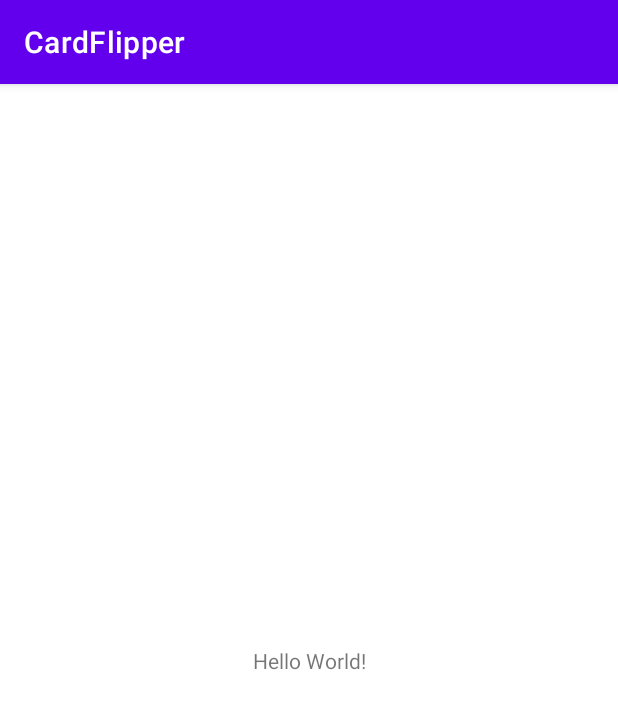
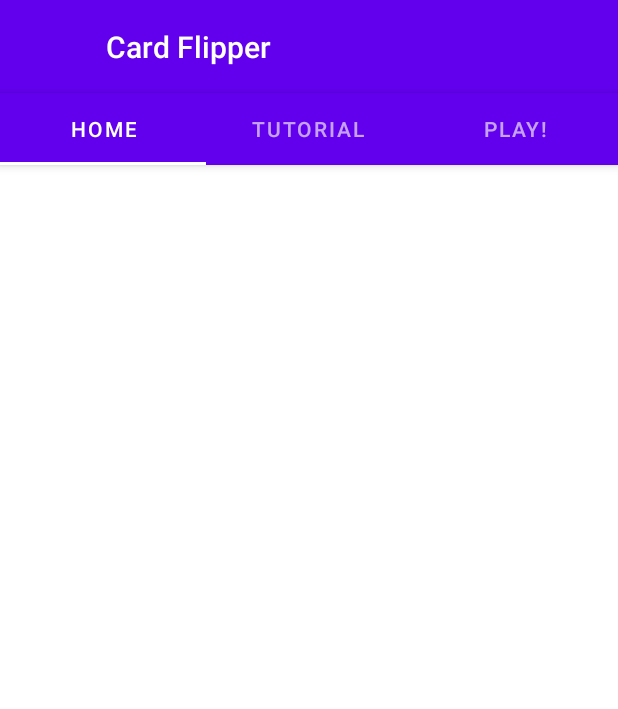
Before and after one commit to Memeapie/CardFlipper, an Android app: the screen it shows after launch (MainActivity before the commit, ActivityBar after it), on a phone screen of 412 x 824 dp. Shown: the top 709 px of the screen. Run offline under Robolectric (Android 15) with nearby library versions, the phone set to English and light mode, and no system bars.

Commit message:
Built Navigation Tree

```diff
--- a/app/build.gradle
+++ b/app/build.gradle
@@ -33,6 +33,8 @@ dependencies {
     implementation 'androidx.appcompat:appcompat:1.2.0'
     implementation 'com.google.android.material:material:1.3.0'
     implementation 'androidx.constraintlayout:constraintlayout:2.0.4'
+    implementation 'androidx.lifecycle:lifecycle-livedata-ktx:2.2.0'
+    implementation 'androidx.lifecycle:lifecycle-viewmodel-ktx:2.2.0'
     testImplementation 'junit:junit:4.+'
     androidTestImplementation 'androidx.test.ext:junit:1.1.2'
     androidTestImplementation 'androidx.test.espresso:espresso-core:3.3.0'
--- a/app/src/main/AndroidManifest.xml
+++ b/app/src/main/AndroidManifest.xml
@@ -9,7 +9,11 @@
         android:roundIcon="@mipmap/ic_launcher_round"
         android:supportsRtl="true"
         android:theme="@style/Theme.CardFlipper">
-        <activity android:name=".MainActivity">
+        <activity
+            android:name=".Main.ActivityBar"
+            android:label="@string/app_name"
+            android:theme="@style/Theme.CardFlipper.NoActionBar" />
+        <activity android:name=".Main.SplashScreen">
             <intent-filter>
                 <action android:name="android.intent.action.MAIN" />
 
--- /dev/null
+++ b/app/src/main/java/com/sam/cardflipper/Fragments/Home.java
@@ -0,0 +1,20 @@
+package com.sam.cardflipper.Fragments;
+
+import androidx.fragment.app.Fragment;
+import android.os.Bundle;
+import android.view.LayoutInflater;
+import android.view.View;
+import android.view.ViewGroup;
+import com.sam.cardflipper.R;
+
+public class Home extends Fragment {
+
+    @Override
+    public View onCreateView(LayoutInflater inflater, ViewGroup container,
+                             Bundle savedInstanceState) {
+
+        final View view = inflater.inflate(R.layout.fragment_home, container, false);
+
+        return view;
+    }
+}
--- /dev/null
+++ b/app/src/main/java/com/sam/cardflipper/Fragments/Tutorial.java
@@ -0,0 +1,20 @@
+package com.sam.cardflipper.Fragments;
+
+import androidx.fragment.app.Fragment;
+import android.os.Bundle;
+import android.view.LayoutInflater;
+import android.view.View;
+import android.view.ViewGroup;
+import com.sam.cardflipper.R;
+
+public class Tutorial extends Fragment {
+
+    @Override
+    public View onCreateView(LayoutInflater inflater, ViewGroup container,
+                             Bundle savedInstanceState) {
+
+        final View view = inflater.inflate(R.layout.fragment_tutorial, container, false);
+
+        return view;
+    }
+}
--- /dev/null
+++ b/app/src/main/java/com/sam/cardflipper/Main/ActivityBar.java
@@ -0,0 +1,25 @@
+package com.sam.cardflipper.Main;
+
+import android.os.Bundle;
+
+import com.google.android.material.floatingactionbutton.FloatingActionButton;
+import com.google.android.material.tabs.TabLayout;
+
+import androidx.viewpager.widget.ViewPager;
+import androidx.appcompat.app.AppCompatActivity;
+
+import com.sam.cardflipper.R;
+
+public class ActivityBar extends AppCompatActivity {
+
+    @Override
+    protected void onCreate(Bundle savedInstanceState) {
+        super.onCreate(savedInstanceState);
+        setContentView(R.layout.activity_bar);
+        SectionsPagerAdapter sectionsPagerAdapter = new SectionsPagerAdapter(this, getSupportFragmentManager());
+        ViewPager viewPager = findViewById(R.id.view_pager);
+        viewPager.setAdapter(sectionsPagerAdapter);
+        TabLayout tabs = findViewById(R.id.tabs);
+        tabs.setupWithViewPager(viewPager);
+    }
+}
--- /dev/null
+++ b/app/src/main/java/com/sam/cardflipper/Main/SectionsPagerAdapter.java
@@ -0,0 +1,49 @@
+package com.sam.cardflipper.Main;
+
+import android.content.Context;
+
+import androidx.annotation.Nullable;
+import androidx.annotation.StringRes;
+import androidx.fragment.app.Fragment;
+import androidx.fragment.app.FragmentManager;
+import androidx.fragment.app.FragmentPagerAdapter;
+
+import com.sam.cardflipper.Fragments.Game;
+import com.sam.cardflipper.Fragments.Home;
+import com.sam.cardflipper.Fragments.Tutorial;
+import com.sam.cardflipper.R;
+
+public class SectionsPagerAdapter extends FragmentPagerAdapter {
+
+    @StringRes
+    private static final int[] TAB_TITLES = new int[]{R.string.tab_text_1, R.string.tab_text_2, R.string.tab_text_3};
+    private final Context mContext;
+
+    public SectionsPagerAdapter(Context context, FragmentManager fm) {
+        super(fm);
+        mContext = context;
+    }
+
+    @Override
+    public Fragment getItem(int position) {
+        switch (position) {
+            case 1:
+                return new Tutorial();
+            case 2:
+                return new Game();
+            default:
+                return new Home();
+        }
+    }
+
+    @Nullable
+    @Override
+    public CharSequence getPageTitle(int position) {
+        return mContext.getResources().getString(TAB_TITLES[position]);
+    }
+
+    @Override
+    public int getCount() {
+        return TAB_TITLES.length;
+    }
+}
--- /dev/null
+++ b/app/src/main/java/com/sam/cardflipper/Main/SplashScreen.java
@@ -0,0 +1,30 @@
+package com.sam.cardflipper.Main;
+
+import androidx.appcompat.app.AppCompatActivity;
+
+import android.content.Intent;
+import android.os.Bundle;
+
+import com.sam.cardflipper.R;
+
+import java.util.Timer;
+import java.util.TimerTask;
+
+public class SplashScreen extends AppCompatActivity {
+
+    @Override
+    protected void onCreate(Bundle savedInstanceState) {
+        super.onCreate(savedInstanceState);
+        setContentView(R.layout.splash_screen);
+
+        TimerTask task = new TimerTask() {
+            @Override
+            public void run() {
+                startActivity(new Intent(SplashScreen.this, ActivityBar.class));
+            }
+        };
+
+        Timer opening = new Timer();
+        opening.schedule(task, 2000);
+    }
+}
--- a/app/src/main/java/com/sam/cardflipper/MainActivity.java
+++ /dev/null
@@ -1,14 +0,0 @@
-package com.sam.cardflipper;
-
-import androidx.appcompat.app.AppCompatActivity;
-
-import android.os.Bundle;
-
-public class MainActivity extends AppCompatActivity {
-
-    @Override
-    protected void onCreate(Bundle savedInstanceState) {
-        super.onCreate(savedInstanceState);
-        setContentView(R.layout.activity_main);
-    }
-}
--- /dev/null
+++ b/app/src/main/res/layout/activity_bar.xml
@@ -0,0 +1,78 @@
+<?xml version="1.0" encoding="utf-8"?>
+<androidx.coordinatorlayout.widget.CoordinatorLayout xmlns:android="http://schemas.android.com/apk/res/android"
+    xmlns:app="http://schemas.android.com/apk/res-auto"
+    xmlns:tools="http://schemas.android.com/tools"
+    android:layout_width="match_parent"
+    android:layout_height="match_parent"
+    tools:context=".Main.ActivityBar">
+
+    <androidx.constraintlayout.widget.ConstraintLayout
+        android:layout_width="match_parent"
+        android:layout_height="match_parent">
+
+        <ImageView
+            android:id="@+id/imageView"
+            android:layout_width="42dp"
+            android:layout_height="42dp"
+            android:layout_marginStart="8dp"
+            android:layout_marginTop="10dp"
+            android:background="#673AB7"
+            android:contentDescription="@string/app_name"
+            app:layout_constraintStart_toStartOf="parent"
+            app:layout_constraintTop_toTopOf="parent"
+            app:srcCompat="@drawable/ic_launcher_background" />
+
+        <TextView
+            android:id="@+id/backfill"
+            android:layout_width="61dp"
+            android:layout_height="68dp"
+            android:background="@color/purple_500"
+            android:contentDescription="@string/app_name"
+            app:layout_constraintStart_toStartOf="parent"
+            app:layout_constraintTop_toTopOf="parent" />
+
+        <TextView
+            android:id="@+id/title"
+            android:layout_width="357dp"
+            android:layout_height="62dp"
+            android:background="@color/purple_500"
+            android:gravity="center"
+            android:minHeight="?actionBarSize"
+            android:padding="@dimen/appbar_padding"
+            android:text="@string/app_name"
+            android:textAlignment="viewStart"
+            android:textAppearance="@style/TextAppearance.Widget.AppCompat.Toolbar.Title"
+            android:textColor="#FFFFFF"
+            app:layout_constraintEnd_toEndOf="parent"
+            app:layout_constraintTop_toTopOf="parent" />
+
+        <com.google.android.material.appbar.AppBarLayout
+            android:id="@+id/appBarLayout"
+            android:layout_width="match_parent"
+            android:layout_height="wrap_content"
+            android:theme="@style/Theme.CardFlipper.AppBarOverlay"
+            app:layout_constraintTop_toBottomOf="@+id/title">
+
+            <com.google.android.material.tabs.TabLayout
+                android:id="@+id/tabs"
+                android:layout_width="match_parent"
+                android:layout_height="wrap_content"
+                android:background="?attr/colorPrimary"
+                app:tabIndicatorColor="#FFFFFF"
+                app:tabSelectedTextColor="#FFFFFF"
+                app:tabTextColor="#A3FFFFFF" />
+        </com.google.android.material.appbar.AppBarLayout>
+
+        <androidx.viewpager.widget.ViewPager
+            android:id="@+id/view_pager"
+            android:layout_width="412dp"
+            android:layout_height="714dp"
+            app:layout_behavior="@string/appbar_scrolling_view_behavior"
+            app:layout_constraintStart_toStartOf="parent"
+            app:layout_constraintTop_toBottomOf="@+id/appBarLayout">
+
+        </androidx.viewpager.widget.ViewPager>
+
+    </androidx.constraintlayout.widget.ConstraintLayout>
+
+</androidx.coordinatorlayout.widget.CoordinatorLayout>
--- a/app/src/main/res/layout/activity_main.xml
+++ b/app/src/main/res/layout/fragment_game.xml
@@ -4,15 +4,6 @@
     xmlns:tools="http://schemas.android.com/tools"
     android:layout_width="match_parent"
     android:layout_height="match_parent"
-    tools:context=".MainActivity">
-
-    <TextView
-        android:layout_width="wrap_content"
-        android:layout_height="wrap_content"
-        android:text="Hello World!"
-        app:layout_constraintBottom_toBottomOf="parent"
-        app:layout_constraintLeft_toLeftOf="parent"
-        app:layout_constraintRight_toRightOf="parent"
-        app:layout_constraintTop_toTopOf="parent" />
+    tools:context=".Fragments.Game">
 
 </androidx.constraintlayout.widget.ConstraintLayout>
--- /dev/null
+++ b/app/src/main/res/layout/fragment_home.xml
@@ -0,0 +1,9 @@
+<?xml version="1.0" encoding="utf-8"?>
+<androidx.constraintlayout.widget.ConstraintLayout xmlns:android="http://schemas.android.com/apk/res/android"
+    xmlns:app="http://schemas.android.com/apk/res-auto"
+    xmlns:tools="http://schemas.android.com/tools"
+    android:layout_width="match_parent"
+    android:layout_height="match_parent"
+    tools:context=".Fragments.Home">
+
+</androidx.constraintlayout.widget.ConstraintLayout>
--- /dev/null
+++ b/app/src/main/res/values-w820dp/dimens.xml
@@ -0,0 +1,6 @@
+<resources>
+    <!-- Example customization of dimensions originally defined in res/values/dimens.xml
+         (such as screen margins) for screens with more than 820dp of available width. This
+         would include 7" and 10" devices in landscape (~960dp and ~1280dp respectively). -->
+    <dimen name="activity_horizontal_margin">64dp</dimen>
+</resources>
--- a/app/src/main/res/values/strings.xml
+++ b/app/src/main/res/values/strings.xml
@@ -1,3 +1,6 @@
 <resources>
-    <string name="app_name">CardFlipper</string>
+    <string name="app_name">Card Flipper</string>
+    <string name="tab_text_1">Home</string>
+    <string name="tab_text_2">Tutorial</string>
+    <string name="tab_text_3">Play!</string>
 </resources>
--- a/app/src/main/res/values/themes.xml
+++ b/app/src/main/res/values/themes.xml
@@ -13,4 +13,13 @@
         <item name="android:statusBarColor" tools:targetApi="l">?attr/colorPrimaryVariant</item>
         <!-- Customize your theme here. -->
     </style>
+
+    <style name="Theme.CardFlipper.NoActionBar">
+        <item name="windowActionBar">false</item>
+        <item name="windowNoTitle">true</item>
+    </style>
+
+    <style name="Theme.CardFlipper.AppBarOverlay" parent="ThemeOverlay.AppCompat.Dark.ActionBar" />
+
+    <style name="Theme.CardFlipper.PopupOverlay" parent="ThemeOverlay.AppCompat.Light" />
 </resources>
```
Also changed, not shown: app/src/main/java/com/sam/cardflipper/Fragments/Game.java (added, +20 -0 lines), app/src/main/java/com/sam/cardflipper/Main/PageViewModel.java (added, +26 -0 lines), app/src/main/res/layout/fragment_tutorial.xml (added, +9 -0 lines), app/src/main/res/layout/splash_screen.xml (added, +18 -0 lines), app/src/main/res/values/dimens.xml (added, +8 -0 lines).
